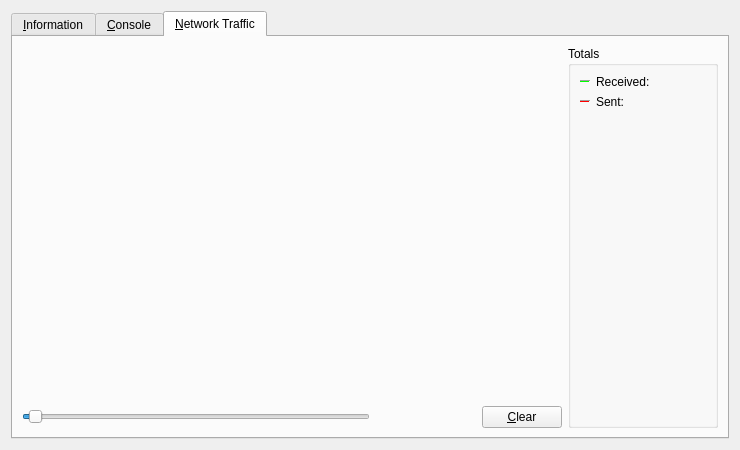
Qt form src/qt/forms/rpcconsole.ui (FromHDDtoSSD/SorachanCoin-qt) before a commit.
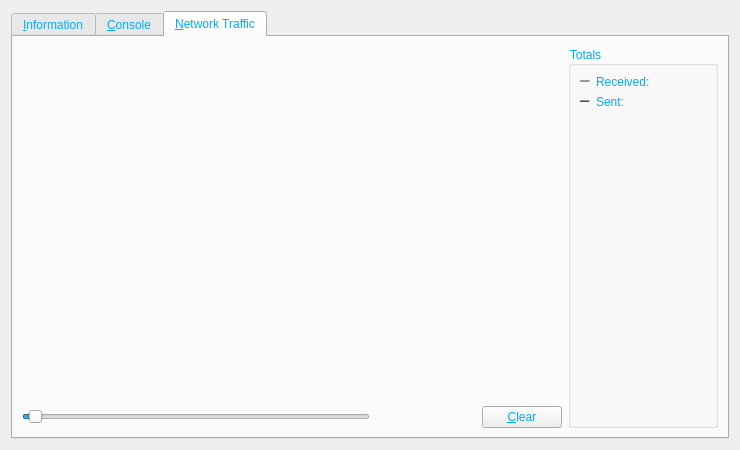
The same form after that commit. The open tabs and pages were chosen to show the change. Icons and pictures are not drawn. Custom widgets are drawn as their Qt base class.

What changed in the file:
```diff
--- a/src/qt/forms/rpcconsole.ui
+++ b/src/qt/forms/rpcconsole.ui
@@ -13,6 +13,10 @@
   <property name="windowTitle">
    <string>SorachanCoin - Debug window</string>
   </property>
+  <property name="styleSheet">
+   <string notr="true">background-image: url(:/images/bkg2);
+color: rgb(0, 170, 255);</string>
+  </property>
   <layout class="QVBoxLayout" name="verticalLayout_2">
    <item>
     <widget class="QTabWidget" name="tabWidget">
```
Left out of the diff: 162 changed lines with no effect on the pictures.
